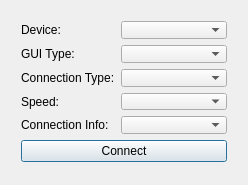
Donn13Darko/uC_Interfacer, file mainwindow.ui: the form before one commit.
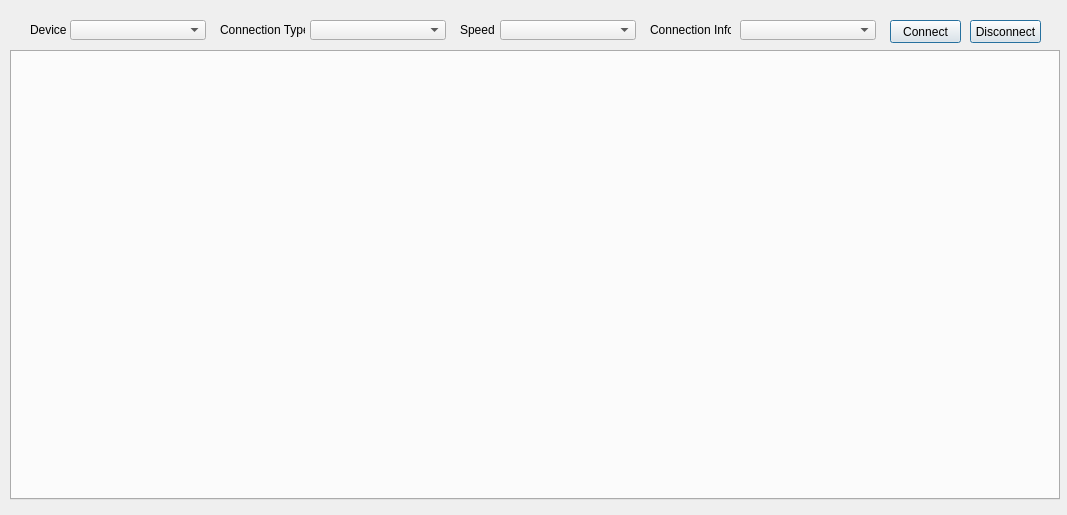
The form after the commit.

Commit message: Major overhall for main gui and connection interface, makes things easier to dynamically adjust without a bunch of different windows

Diff of the .ui file:
```diff
--- a/mainwindow.ui
+++ b/mainwindow.ui
@@ -6,80 +6,82 @@
    <rect>
     <x>0</x>
     <y>0</y>
-    <width>248</width>
-    <height>185</height>
+    <width>1067</width>
+    <height>515</height>
    </rect>
   </property>
   <property name="windowTitle">
    <string>uC Interface</string>
   </property>
-  <widget class="QWidget" name="centralWidget">
-   <widget class="QWidget" name="verticalLayoutWidget">
+  <widget class="QWidget" name="centralwidget">
+   <widget class="QTabWidget" name="ucOptions">
     <property name="geometry">
      <rect>
       <x>10</x>
-      <y>10</y>
-      <width>228</width>
-      <height>163</height>
+      <y>50</y>
+      <width>1050</width>
+      <height>450</height>
      </rect>
     </property>
-    <layout class="QVBoxLayout" name="mainSpacer">
-     <item>
-      <layout class="QFormLayout" name="ConnInfoLayout">
-       <item row="0" column="0">
+    <property name="currentIndex">
+     <number>-1</number>
+    </property>
+   </widget>
         <widget class="QLabel" name="DeviceLabel">
+    <property name="geometry">
+     <rect>
+      <x>30</x>
+      <y>20</y>
+      <width>36</width>
+      <height>20</height>
+     </rect>
+    </property>
          <property name="text">
           <string>Device:</string>
          </property>
         </widget>
-       </item>
-       <item row="0" column="1">
-        <widget class="QComboBox" name="DeviceCombo"/>
-       </item>
-       <item row="2" column="0">
-        <widget class="QLabel" name="ConnTypeLabel">
-         <property name="text">
-          <string>Connection Type:</string>
-         </property>
-        </widget>
-       </item>
-       <item row="2" column="1">
-        <widget class="QComboBox" name="ConnTypeCombo"/>
-       </item>
-       <item row="3" column="0">
         <widget class="QLabel" name="SpeedLabel">
+    <property name="geometry">
+     <rect>
+      <x>460</x>
+      <y>20</y>
+      <width>34</width>
+      <height>20</height>
+     </rect>
+    </property>
          <property name="text">
           <string>Speed:</string>
          </property>
         </widget>
-       </item>
-       <item row="3" column="1">
-        <widget class="QComboBox" name="SpeedCombo"/>
-       </item>
-       <item row="4" column="0">
-        <widget class="QLabel" name="ConnInfoEditLabel">
-         <property name="text">
-          <string>Connection Info:</string>
-         </property>
-        </widget>
-       </item>
-       <item row="1" column="0">
-        <widget class="QLabel" name="GUITypeLabel">
-         <property name="text">
-          <string>GUI Type:</string>
-         </property>
-        </widget>
-       </item>
-       <item row="1" column="1">
-        <widget class="QComboBox" name="GUITypeCombo"/>
-       </item>
-       <item row="4" column="1">
-        <widget class="QComboBox" name="ConnInfoCombo"/>
-       </item>
-      </layout>
-     </item>
-     <item>
+   <widget class="QComboBox" name="ConnTypeCombo">
+    <property name="geometry">
+     <rect>
+      <x>310</x>
+      <y>20</y>
+      <width>136</width>
+      <height>20</height>
+     </rect>
+    </property>
+   </widget>
+   <widget class="QComboBox" name="SpeedCombo">
+    <property name="geometry">
+     <rect>
+      <x>500</x>
+      <y>20</y>
+      <width>136</width>
+      <height>20</height>
+     </rect>
+    </property>
+   </widget>
       <widget class="QPushButton" name="DeviceConnect">
+    <property name="geometry">
+     <rect>
+      <x>890</x>
+      <y>20</y>
+      <width>71</width>
+      <height>23</height>
+     </rect>
+    </property>
        <property name="text">
         <string>Connect</string>
        </property>
@@ -90,12 +92,73 @@
         <bool>true</bool>
        </property>
       </widget>
-     </item>
-    </layout>
+   <widget class="QComboBox" name="DeviceCombo">
+    <property name="geometry">
+     <rect>
+      <x>70</x>
+      <y>20</y>
+      <width>136</width>
+      <height>20</height>
+     </rect>
+    </property>
    </widget>
-  </widget>
- </widget>
- <layoutdefault spacing="6" margin="11"/>
+   <widget class="QLabel" name="ConnTypeLabel">
+    <property name="geometry">
+     <rect>
+      <x>220</x>
+      <y>20</y>
+      <width>85</width>
+      <height>20</height>
+     </rect>
+    </property>
+    <property name="text">
+     <string>Connection Type:</string>
+    </property>
+   </widget>
+   <widget class="QComboBox" name="ConnInfoCombo">
+    <property name="geometry">
+     <rect>
+      <x>740</x>
+      <y>20</y>
+      <width>136</width>
+      <height>20</height>
+     </rect>
+    </property>
+   </widget>
+   <widget class="QLabel" name="ConnInfoEditLabel">
+    <property name="geometry">
+     <rect>
+      <x>650</x>
+      <y>20</y>
+      <width>81</width>
+      <height>20</height>
+     </rect>
+    </property>
+    <property name="text">
+     <string>Connection Info:</string>
+    </property>
+   </widget>
+   <widget class="QPushButton" name="DeviceDisconnect">
+    <property name="geometry">
+     <rect>
+      <x>970</x>
+      <y>20</y>
+      <width>71</width>
+      <height>23</height>
+     </rect>
+    </property>
+    <property name="text">
+     <string>Disconnect</string>
+    </property>
+    <property name="autoDefault">
+     <bool>false</bool>
+    </property>
+    <property name="default">
+     <bool>true</bool>
+    </property>
+   </widget>
+  </widget>
+ </widget>
  <resources/>
  <connections/>
 </ui>
```
Left out of the diff: 2 changed lines with no effect on the pictures. Lines whose indentation alone changed are shown as unchanged. The commit also changes 20 other files.
